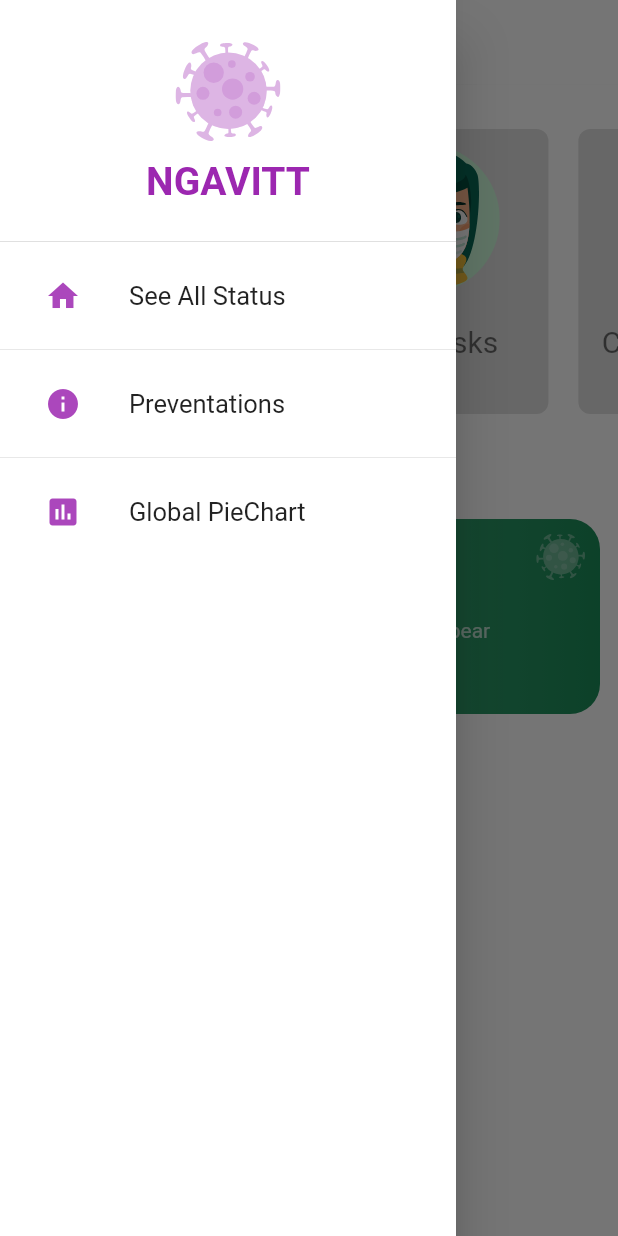
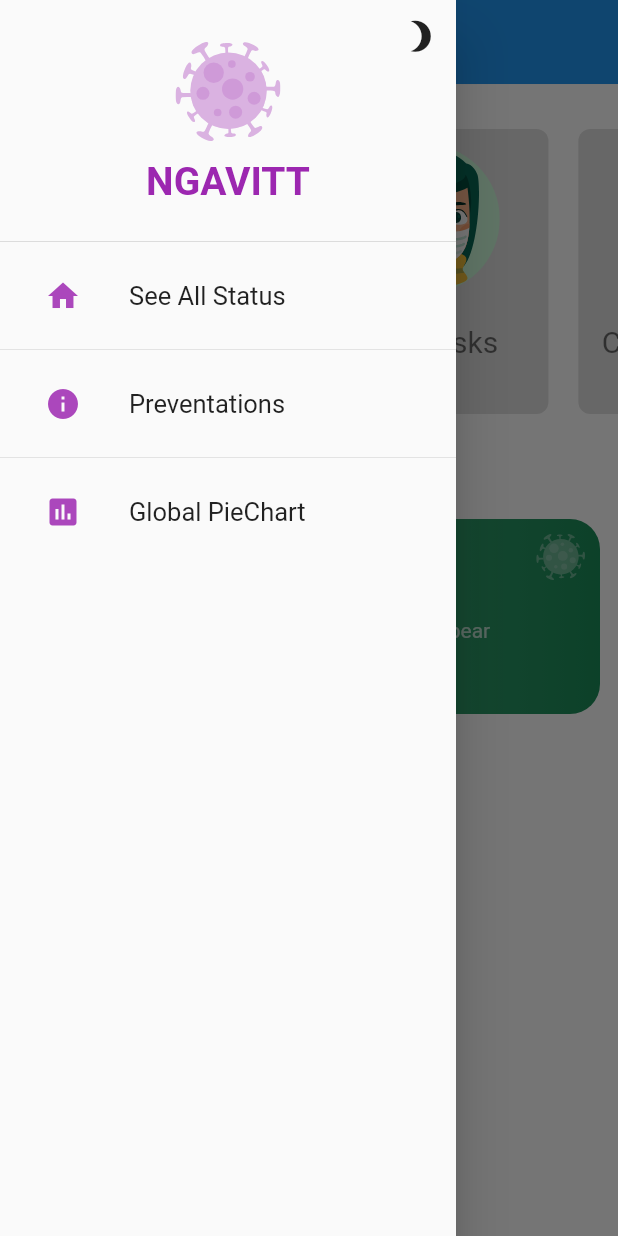
Before and after one commit to H3inAK/ngavitt, a Flutter app: the PreventationScreen screen opened directly, with the side drawer open, on a phone screen of 412 x 824 dp. Run offline on Flutter 3.47's test engine with Material 2 defaults, Android fonts, the phone set to English and light mode, and no system bars; our stand-ins replace animated_theme_switcher, fl_chart, flutter_svg, shared_preferences; accounts and stored records are empty; network calls fail.

Commit message:
added dark mode support

```diff
--- a/lib/screens/all_countries.dart
+++ b/lib/screens/all_countries.dart
@@ -23,7 +23,10 @@ class AllCountriesScreen extends StatelessWidget {
       length: 2,
       child: Scaffold(
         appBar: AppBar(
-          title: Text("All Countries"),
+          title: Text(
+            "All Countries",
+            style: Theme.of(context).textTheme.headline6,
+          ),
           actions: [
             PopupMenuButton<String>(
               icon: Icon(Icons.more_vert),
--- a/lib/screens/continent_countries_list.dart
+++ b/lib/screens/continent_countries_list.dart
@@ -17,7 +17,10 @@ class ContinentCountriesList extends StatelessWidget {
 
     return Scaffold(
       appBar: AppBar(
-        title: Text(continentName + " Countries"),
+        title: Text(
+          continentName + " Countries",
+          style: Theme.of(context).textTheme.headline6,
+        ),
         elevation: 0.2,
       ),
       body: Container(
--- a/lib/screens/country_detailed.dart
+++ b/lib/screens/country_detailed.dart
@@ -186,11 +186,12 @@ class _CountryDetailsScreenState extends State<CountryDetailsScreen> {
                                   vertical: 10,
                                 ),
                                 decoration: BoxDecoration(
+                                  color:
+                                      Theme.of(context).scaffoldBackgroundColor,
                                   borderRadius: BorderRadius.only(
                                     topLeft: Radius.circular(8),
                                     topRight: Radius.circular(8),
                                   ),
-                                  color: Colors.white,
                                   boxShadow: [
                                     BoxShadow(
                                       blurRadius: 4.0,
--- a/lib/screens/preventation_screen.dart
+++ b/lib/screens/preventation_screen.dart
@@ -26,7 +26,7 @@ class PreventationScreen extends StatelessWidget {
           },
         ),
         title: Text(
-          "PREVENTATIONS",
+          "PREVENTIONS",
           style: TextStyle(
             color: Theme.of(context).accentColor,
           ),
--- /dev/null
+++ b/lib/themes/theme_config.dart
@@ -0,0 +1,27 @@
+import 'package:covid19app/constants/constants.dart';
+import 'package:flutter/cupertino.dart';
+import 'package:flutter/material.dart';
+
+ThemeData lightTheme = ThemeData.light().copyWith(
+  primaryColor: Colors.white,
+  accentColor: kPrimaryColor,
+  appBarTheme: AppBarTheme(
+    iconTheme: IconThemeData(
+      color: kPrimaryColor,
+    ),
+    actionsIconTheme: IconThemeData(
+      color: kPrimaryColor,
+    ),
+  ),
+  tabBarTheme: TabBarTheme(
+    labelColor: kPrimaryColor,
+    unselectedLabelColor: Colors.grey,
+  ),
+);
+
+ThemeData darkTheme = ThemeData.dark();
+
+ThemeData darkBlueTheme = darkTheme.copyWith(
+  primaryColor: Color(0xFF1E1E2C),
+  scaffoldBackgroundColor: Color(0xFF2D2D44),
+);
--- a/lib/widgets/cards/info_card.dart
+++ b/lib/widgets/cards/info_card.dart
@@ -30,7 +30,6 @@ class InfoCard extends StatelessWidget {
               width: constraints.maxWidth / 2 - 10,
               // Here constraints.maxWidth provide us the available width for the widget
               decoration: BoxDecoration(
-                color: Colors.white,
                 borderRadius: BorderRadius.circular(8),
               ),
               child: SingleChildScrollView(
@@ -97,6 +96,10 @@ class InfoCard extends StatelessWidget {
                                     style: TextStyle(
                                       fontSize: 12,
                                       height: 2,
+                                      color: Theme.of(context)
+                                          .textTheme
+                                          .subtitle1
+                                          .color,
                                     ),
                                   ),
                                 ],
--- a/lib/widgets/drawers/app_drawer.dart
+++ b/lib/widgets/drawers/app_drawer.dart
@@ -1,3 +1,6 @@
+import 'package:animated_theme_switcher/animated_theme_switcher.dart';
+import 'package:covid19app/constants/constants.dart';
+import 'package:covid19app/themes/theme_service.dart';
 import 'package:flutter/material.dart';
 import 'package:flutter_svg/svg.dart';
 
@@ -10,11 +13,10 @@ class AppDrawer extends StatelessWidget {
   @override
   Widget build(BuildContext context) {
     return Drawer(
-      child: Container(
-        width: double.infinity,
-        height: double.infinity,
-        color: Colors.white,
-        child: ListView(
+      child: SafeArea(
+        child: Stack(
+          children: [
+            ListView(
               padding: EdgeInsets.zero,
               children: [
                 DrawerHeader(
@@ -31,7 +33,7 @@ class AppDrawer extends StatelessWidget {
                           "assets/icons/virus.svg",
                           width: double.infinity,
                           height: double.infinity,
-                      color: Theme.of(context).accentColor,
+                          color: kPrimaryColor,
                         ),
                       ),
                       Text(
@@ -39,7 +41,7 @@ class AppDrawer extends StatelessWidget {
                         style: TextStyle(
                           fontWeight: FontWeight.bold,
                           fontSize: 26,
-                      color: Theme.of(context).accentColor,
+                          color: kPrimaryColor,
                         ),
                       ),
                     ],
@@ -76,6 +78,36 @@ class AppDrawer extends StatelessWidget {
                 ),
               ],
             ),
+            Align(
+              alignment: Alignment.topRight,
+              child: ThemeSwitcher(
+                builder: (context) {
+                  return IconButton(
+                    onPressed: () async {
+                      print("pressed!");
+                      var themeName = ThemeProvider.of(context).brightness ==
+                              Brightness.light
+                          ? 'dark'
+                          : 'light';
+                      var service = await ThemeService.instance
+                        ..save(themeName);
+                      var theme = service.getByName(themeName);
+
+                      ThemeSwitcher.of(context).changeTheme(
+                        theme: theme,
+                        reverseAnimation: themeName == 'light' ? true : false,
+                      );
+                    },
+                    icon:
+                        ThemeProvider.of(context).brightness == Brightness.dark
+                            ? Icon(Icons.wb_sunny, size: 25)
+                            : Icon(Icons.brightness_3, size: 25),
+                  );
+                },
+              ),
+            ),
+          ],
+        ),
       ),
     );
   }
--- a/pubspec.yaml
+++ b/pubspec.yaml
@@ -27,7 +27,8 @@ dependencies:
   provider: ^4.3.2+3
   flutter_svg: ^0.18.0
   fl_chart: ^0.12.2
-
+  animated_theme_switcher:
+  shared_preferences:
 
   # The following adds the Cupertino Icons font to your application.
   # Use with the CupertinoIcons class for iOS style icons.
```
Also changed, not shown: lib/main.dart (+36 -21 lines), lib/screens/home_screen.dart (+10 -4 lines), lib/screens/test_screen.dart (added, +88 -0 lines), lib/themes/theme_service.dart (added, +54 -0 lines), pubspec.lock, 1 other file. Lines whose indentation alone changed are shown as unchanged.
